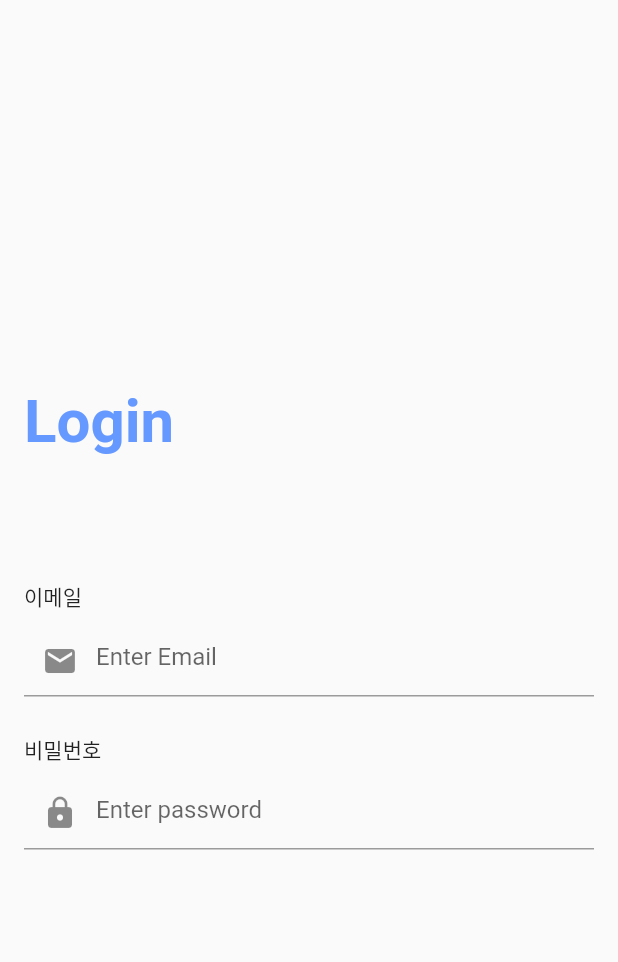
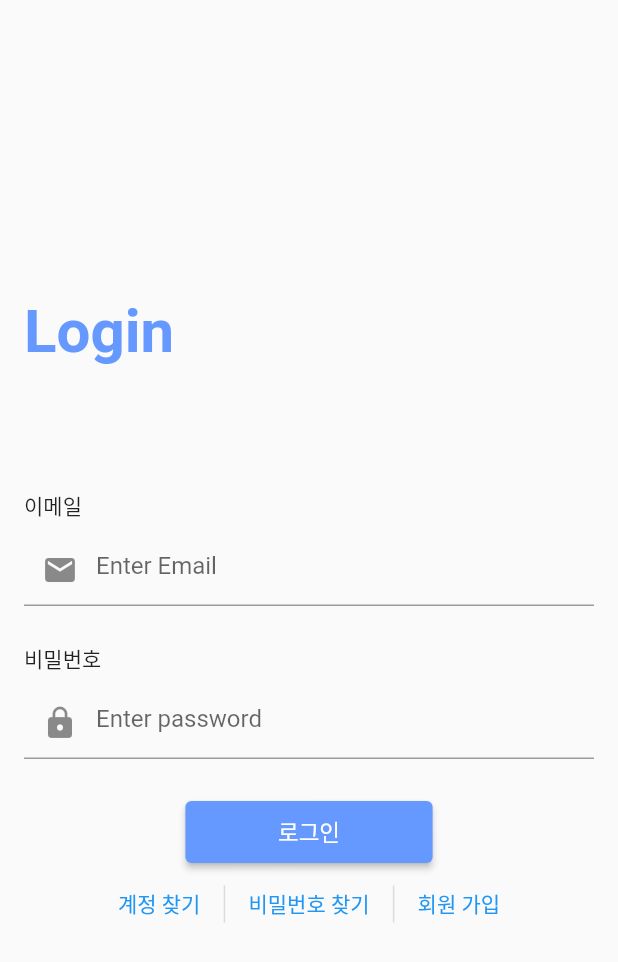
Before and after one commit to EDDI-RobotAcademy/next-page, a Flutter app: the SignInScreen screen opened directly, on a phone screen of 412 x 824 dp. Shown: the top 962 px of the screen. Run offline on Flutter 3.47's test engine with Material 2 defaults, Android fonts, the phone set to English and light mode, and no system bars; missing offline and left inert: basic; statements that could not run were skipped.

Commit message:
feat: [윤희지] 로그인 페이지 UI 구현 완료 [NEXT-PAGE-APP-UI-1]

```diff
--- a/next-page-flutter/app/lib/main.dart
+++ b/next-page-flutter/app/lib/main.dart
@@ -1,6 +1,5 @@
 import 'package:flutter/material.dart';
 import 'package:flutter/services.dart';
-import 'home-screen.dart';
 
 void main() {
   runApp(const MyApp());
@@ -18,7 +17,10 @@ class MyApp extends StatelessWidget {
               systemOverlayStyle: SystemUiOverlayStyle.dark
           )
       ),
-      home: HomeScreen(),
+      home: SignInScreen(),
+      routes: {
+        "sign-in": (context) => SignInScreen(),
+      }
     );
   }
 }
--- a/next-page-flutter/app/lib/member/utility/custom_text_style.dart
+++ b/next-page-flutter/app/lib/member/utility/custom_text_style.dart
@@ -1,8 +1,18 @@
 import 'package:flutter/cupertino.dart';
-class CustomTextStyle {
-  static const TextStyle title = TextStyle(
+import 'package:flutter/material.dart';
+
+const TextStyle largeTextStyleMain = TextStyle(
     fontSize: 40,
     color: Color(0xff6699FF),
     fontWeight: FontWeight.bold
   );
-}
+
+const TextStyle smallTextStyleWhite = TextStyle(
+  fontSize: 15,
+  color: Colors.white
+);
+
+const TextStyle smallTextStyleMain = TextStyle(
+    fontSize: 15,
+    color: Color(0xff6699FF)
+);
--- /dev/null
+++ b/next-page-flutter/app/lib/member/widgets/buttons/navigation_btn.dart
@@ -0,0 +1,19 @@
+import 'package:flutter/cupertino.dart';
+import 'package:flutter/material.dart';
+
+class NavigationButton extends StatelessWidget {
+  const NavigationButton({Key? key, required this.buttonText, required this.route}) : super(key: key);
+
+  final String buttonText;
+  final String route;
+
+  @override
+  Widget build(BuildContext context) {
+      return TextButton(
+          onPressed: () {
+            Navigator.pushNamed(context, route);
+          },
+          child: Text(buttonText)
+      );
+  }
+}
--- a/next-page-flutter/app/lib/member/widgets/forms/sign_in_form.dart
+++ b/next-page-flutter/app/lib/member/widgets/forms/sign_in_form.dart
@@ -1,10 +1,14 @@
 
+import 'package:app/member/api/SpringMemberApi.dart';
 import 'package:app/member/utility/custom_text_style.dart';
+import 'package:app/member/widgets/custom_result_alert.dart';
 import 'package:app/member/widgets/text_fields/email_text_field.dart';
 import 'package:app/member/widgets/text_fields/password_text_field.dart';
 import 'package:flutter/cupertino.dart';
 import 'package:flutter/material.dart';
 import 'package:flutter/widgets.dart';
+
+import '../buttons/navigation_btn.dart';
 
 
 class SignInForm extends StatefulWidget {
@@ -19,9 +23,11 @@ class _SignInFormState extends State <SignInForm>{
 
   late String email;
   late String password;
+  bool testResult = false; //로그인 버튼 테스트용 변수
 
   late TextEditingController emailController = TextEditingController();
   late TextEditingController passwordController = TextEditingController();
+  late SignInResponse signInResponse;
 
   @override
   void initState() {
@@ -50,19 +56,65 @@ class _SignInFormState extends State <SignInForm>{
       child: Container(
         height: size.height,
         padding: EdgeInsets.all(16.0),
-        // color: Colors.tealAccent,
         child: Column(
                 mainAxisAlignment: MainAxisAlignment.center,
                 crossAxisAlignment: CrossAxisAlignment.start,
                 children: [
-                  const Text("Login", style: CustomTextStyle.title),
-                  SizedBox(height: size.height * 0.1),
-                  EmailTextField(controller: emailController),
-                  SizedBox(height: size.height * 0.03),
-                  PasswordTextField(controller: passwordController),
+                  const Text("Login", style: largeTextStyleMain),
+                  Column(
+                    mainAxisAlignment: MainAxisAlignment.center,
+                    crossAxisAlignment: CrossAxisAlignment.center,
+                    children: [
+                      SizedBox(height: size.height * 0.1),
+                      EmailTextField(controller: emailController),
+                      SizedBox(height: size.height * 0.03),
+                      PasswordTextField(controller: passwordController),
+                      SizedBox(height: size.height * 0.03),
+                      ElevatedButton(
+                            style: ElevatedButton.styleFrom(
+                                primary: Color(0xff6699FF),
+                                minimumSize: Size(size.width * 0.4, size.height * 0.05)),
+                            onPressed: () async {
+                              if(_formKey.currentState!.validate()) {
+                                // 로그인 요청 api 대신 임의값 넣음
+                                signInResponse = await tmpLoginTest(testResult);
+                                if(signInResponse.result == true) {
+                                  // 이전 페이지로 이동하는 기능 추가 예정
+                                  showResultDialog(context, "알림", "로그인 성공!");
+                                  testResult = false;
+                                } else {
+                                  showResultDialog(context, "알림", "존재하지 않는 계정 혹은 비밀번호가 틀렸습니다.");
+                                  testResult = true;
+                                }
+                              } else {
+                                showResultDialog(context, "알림", "유효한 값을 모두 입력해주세요!");
+                              }
+                            }, child: Text("로그인", style: smallTextStyleWhite)),
+                      Row(
+                        mainAxisAlignment: MainAxisAlignment.center,
+                        children: [
+                          NavigationButton(buttonText: "계정 찾기", route: "/find-account",),
+                          SizedBox(height: size.height * 0.03, child: VerticalDivider(thickness: 1)),// 세로 구분선
+                          NavigationButton(buttonText: "비밀번호 찾기", route: "/find-password",),
+                          SizedBox(height: size.height * 0.03, child: VerticalDivider(thickness: 1)),// 세로 구분선
+                          NavigationButton(buttonText: "회원 가입", route: "/sign-up",)
+                        ])
+                    ],
+                  )
                 ],
               )
       )
     );
   }
+  void showResultDialog(BuildContext context, String title, String alertMsg) {
+    showDialog(
+        context: context,
+        builder: (BuildContext context) =>
+            CustomResultAlert(title: title, alertMsg: alertMsg));
+  }
+  // 임의의 response값 넣는 메소드
+  Future<SignInResponse> tmpLoginTest(bool success) async {
+    Future.delayed(Duration(milliseconds: 500));
+    return SignInResponse(success);
+  }
 }
```
